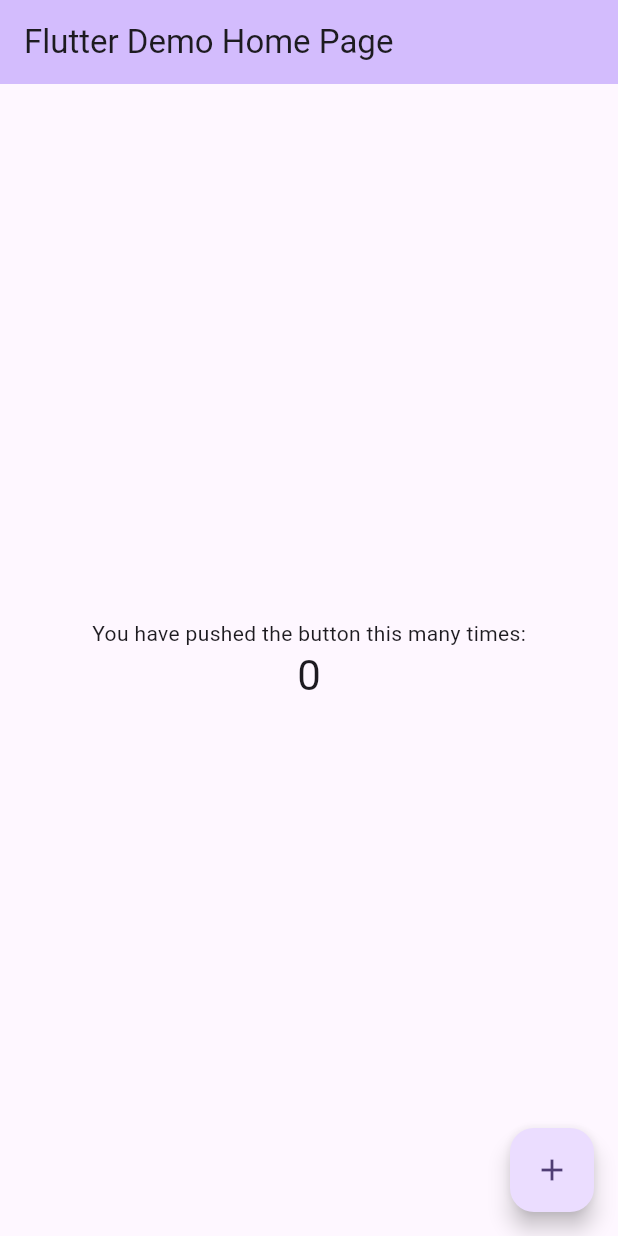
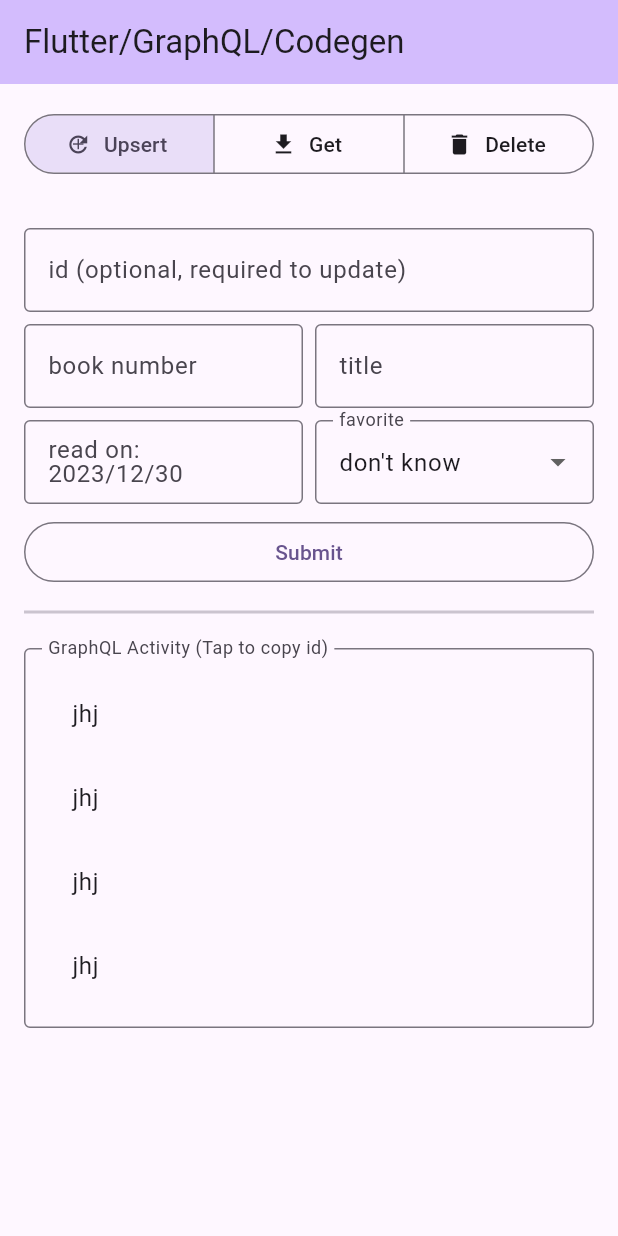
Before and after one commit to emmanuelCode/graphql-codegen-flutter, a Flutter app: the screen it shows after launch, on a phone screen of 412 x 824 dp. Run offline on Flutter 3.47's test engine with Material 3 defaults, Android fonts, the light colour scheme and no system bars; our stand-ins replace freezed_annotation, graphql, riverpod_annotation; missing offline and left inert: gql; generated files the repository leaves out were written again.

Commit message:
chore: build MyBookPage layout

```diff
--- a/lib/main.dart
+++ b/lib/main.dart
@@ -1,4 +1,5 @@
 import 'package:flutter/material.dart';
+import 'package:graphql_codegen_flutter/widget/my_book_page.dart';
 
 void main() {
   runApp(const MyApp());
@@ -11,7 +12,7 @@
   @override
   Widget build(BuildContext context) {
     return MaterialApp(
-      title: 'Flutter Demo',
+      title: 'Flutter/GraphQL/Codegen Demo',
       theme: ThemeData(
         // This is the theme of your application.
         //
@@ -31,7 +32,7 @@
         colorScheme: ColorScheme.fromSeed(seedColor: Colors.deepPurple),
         useMaterial3: true,
       ),
-      home: const MyHomePage(title: 'Flutter Demo Home Page'),
+      home: const MyBookPage(),
     );
   }
 }
--- a/lib/model/my_book.dart
+++ b/lib/model/my_book.dart
@@ -52,7 +52,10 @@
         variables: Variables$Mutation$upsertMyBook(
           upsertBook: [
             Input$AddMyBookInput(
-              id: uuid.v4(),
+              // if no id is given or doesn't match
+              // in the database then we want to
+              // add a book otherwise we update
+              id: id ?? uuid.v4(),
               bookNumber: bookNumber,
               title: title,
               readOn: readOn,
--- /dev/null
+++ b/lib/widget/my_book_page.dart
@@ -0,0 +1,235 @@
+import 'package:flutter/material.dart';
+
+enum Queries { upsertBook, deleteBook, getBook }
+
+class MyBookPage extends StatefulWidget {
+  const MyBookPage({super.key});
+
+  @override
+  State<MyBookPage> createState() => _MyBookPageState();
+}
+
+class _MyBookPageState extends State<MyBookPage> {
+  Queries queriesView = Queries.upsertBook;
+
+  @override
+  Widget build(BuildContext context) {
+    return Scaffold(
+      appBar: AppBar(
+        title: const Text('Flutter/GraphQL/Codegen'),
+        backgroundColor: Theme.of(context).colorScheme.inversePrimary,
+      ),
+      body: SafeArea(
+        child: SingleChildScrollView(
+          child: Column(
+            crossAxisAlignment: CrossAxisAlignment.stretch,
+            children: [
+              Padding(
+                padding: const EdgeInsets.all(16.0),
+                child: SegmentedButton<Queries>(
+                  showSelectedIcon: false,
+                  segments: const <ButtonSegment<Queries>>[
+                    ButtonSegment<Queries>(
+                        value: Queries.upsertBook,
+                        label: Text('Upsert'),
+                        icon: UpsertIcon()),
+                    ButtonSegment<Queries>(
+                        value: Queries.getBook,
+                        label: Text('Get'),
+                        icon: Icon(Icons.download)),
+                    ButtonSegment<Queries>(
+                        value: Queries.deleteBook,
+                        label: Text('Delete'),
+                        icon: Icon(Icons.delete)),
+                  ],
+                  selected: <Queries>{queriesView},
+                  onSelectionChanged: (Set<Queries> newSelection) {
+                    setState(() {
+                      // By default there is only a single segment that can be
+                      // selected at one time, so its value is always the first
+                      // item in the selected set.
+                      queriesView = newSelection.first;
+                    });
+                  },
+                ),
+              ),
+              const MyBookFormField()
+            ],
+          ),
+        ),
+      ),
+    );
+  }
+}
+
+class MyBookFormField extends StatefulWidget {
+  const MyBookFormField({
+    super.key,
+  });
+
+  @override
+  State<MyBookFormField> createState() => _MyBookFormFieldState();
+}
+
+class _MyBookFormFieldState extends State<MyBookFormField> {
+  InputDecoration _decoration(String value) => InputDecoration(
+        border: const OutlineInputBorder(),
+        label: Text(value),
+        hintText: value,
+      );
+
+  String _dateFormat(DateTime? date) {
+    return date == null ? this.date : '${date.year}/${date.month}/${date.day}';
+  }
+
+  late String date;
+
+  final List<String> _favoriteValues = ['yes', 'no', 'don\'t know'];
+  String? _selectedFavorite = 'don\'t know';
+  //TODO use method
+  bool? _favoriteCase(String testCase) {
+    switch (testCase) {
+      case 'yes':
+        return true;
+      case 'no':
+        return false;
+    }
+    return null;
+  }
+
+  @override
+  void initState() {
+    super.initState();
+    date = _dateFormat(DateTime.now());
+  }
+
+  @override
+  Widget build(BuildContext context) {
+    return Padding(
+      padding: const EdgeInsets.all(16.0),
+      child: Column(
+        crossAxisAlignment: CrossAxisAlignment.stretch,
+        children: [
+          Row(
+            children: [
+              Expanded(
+                child: TextFormField(
+                  decoration: _decoration('id (optional, required to update)'),
+                ),
+              ),
+            ],
+          ),
+          const SizedBox(height: 8),
+          Row(
+            children: [
+              Expanded(
+                child: TextFormField(
+                  decoration: _decoration('book number'),
+                  keyboardType: TextInputType.number,
+                ),
+              ),
+              const SizedBox(width: 8),
+              Expanded(
+                child: TextFormField(
+                  decoration: _decoration('title'),
+                ),
+              ),
+            ],
+          ),
+          const SizedBox(height: 8),
+          Row(
+            children: [
+              Expanded(
+                child: TextFormField(
+                  decoration: _decoration('read on:\n$date'),
+                  canRequestFocus: false,
+                  onTap: () async {
+                    DateTime? selectedDate = await showDatePicker(
+                      context: context,
+                      firstDate:
+                          DateTime.now().subtract(const Duration(days: 365)),
+                      lastDate: DateTime.now().add(const Duration(days: 365)),
+                    );
+                    setState(() {
+                      date = _dateFormat(selectedDate);
+                    });
+                  },
+                ),
+              ),
+              const SizedBox(width: 8),
+              Expanded(
+                child: DropdownButtonFormField<String>(
+                  style: Theme.of(context).textTheme.bodyLarge,
+                  decoration: _decoration('favorite'),
+                  value: _selectedFavorite,
+                  items: _favoriteValues.map((String favorite) {
+                    return DropdownMenuItem<String>(
+                      value: favorite,
+                      child: Text(favorite),
+                    );
+                  }).toList(),
+                  onChanged: (String? newValue) {
+                    setState(() {
+                      _selectedFavorite = newValue;
+                    });
+                  },
+                ),
+              ),
+            ],
+          ),
+          const SizedBox(height: 8),
+          OutlinedButton(onPressed: () {}, child: const Text('Submit')),
+          const SizedBox(height: 8),
+          const Divider(thickness: 2),
+          //const Text('Tap to copy Id', textAlign: TextAlign.center),
+          //decorate list view
+          const SizedBox(height: 16),
+          AspectRatio(
+            aspectRatio: 3 / 2,
+            child: InputDecorator(
+              decoration: _decoration('GraphQL Activity (Tap to copy id)'),
+              child: ListView(
+                shrinkWrap: true,
+                children: [
+                  ListTile(
+                    title: Text('jhj'),
+                  ),
+                  ListTile(
+                    title: Text('jhj'),
+                  ),
+                  ListTile(
+                    title: Text('jhj'),
+                  ),
+                  ListTile(
+                    title: Text('jhj'),
+                  ),
+                  ListTile(
+                    title: Text('jhj'),
+                  ),
+                  ListTile(
+                    title: Text('jhj'),
+                  )
+                ],
+              ),
+            ),
+          ),
+        ],
+      ),
+    );
+  }
+}
+
+class UpsertIcon extends StatelessWidget {
+  const UpsertIcon({super.key});
+
+  @override
+  Widget build(BuildContext context) {
+    return const Stack(
+      alignment: Alignment.center,
+      children: [
+        Icon(Icons.refresh),
+        Icon(Icons.add, size: 12),
+      ],
+    );
+  }
+}
```
